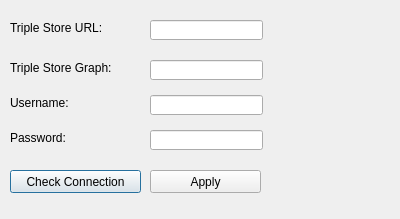
The window that uploadrdfdialog.ui (sparqlunicorn/sparqlunicornGoesGIS) describes before a commit, drawn with Qt 5.
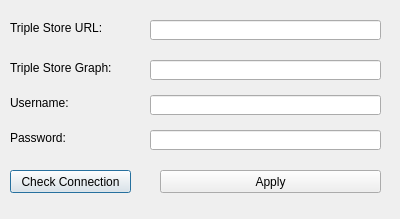
The same window after the commit.

What changed in the file:
```diff
--- a/uploadrdfdialog.ui
+++ b/uploadrdfdialog.ui
@@ -31,7 +31,7 @@
     <rect>
      <x>150</x>
      <y>20</y>
-     <width>113</width>
+     <width>231</width>
      <height>20</height>
     </rect>
    </property>
@@ -54,7 +54,7 @@
     <rect>
      <x>150</x>
      <y>60</y>
-     <width>113</width>
+     <width>231</width>
      <height>20</height>
     </rect>
    </property>
@@ -90,7 +90,7 @@
     <rect>
      <x>150</x>
      <y>95</y>
-     <width>113</width>
+     <width>231</width>
      <height>20</height>
     </rect>
    </property>
@@ -100,7 +100,7 @@
     <rect>
      <x>150</x>
      <y>130</y>
-     <width>113</width>
+     <width>231</width>
      <height>20</height>
     </rect>
    </property>
@@ -110,7 +110,7 @@
     <rect>
      <x>10</x>
      <y>170</y>
-     <width>131</width>
+     <width>121</width>
      <height>23</height>
     </rect>
    </property>
@@ -121,9 +121,9 @@
   <widget class="QPushButton" name="applyButton">
    <property name="geometry">
     <rect>
-     <x>150</x>
+     <x>160</x>
      <y>170</y>
-     <width>111</width>
+     <width>221</width>
      <height>23</height>
     </rect>
    </property>
```
